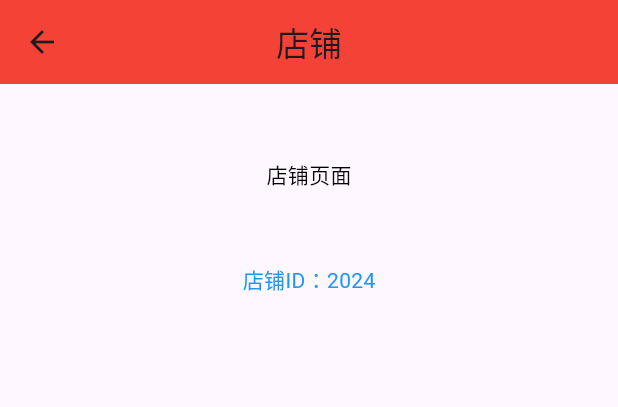
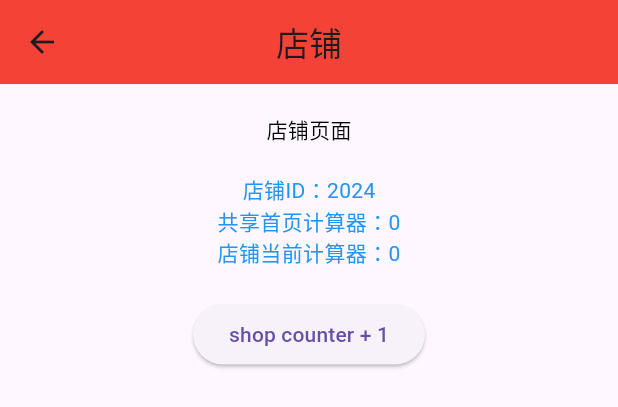
Before and after one commit to developerjet/FlutterGetx, a Flutter app: the UserPage widget shown alone on an empty page, opened directly, after a tap on "Shop路由传值-中间件演示", on a phone screen of 412 x 824 dp. Shown: the top 407 px of the screen. Run offline on Flutter 3.47's test engine with Material 3 defaults, Android fonts, the light colour scheme and no system bars; our stand-ins replace get; missing offline and left inert: dart:ffi.

Commit message:
响应式状态管理和依赖处理；

```diff
--- /dev/null
+++ b/flutter_getx/lib/binding/searchBinding.dart
@@ -0,0 +1,13 @@
+import 'package:flutter/material.dart';
+import 'package:get/get.dart';
+
+import '../controllers/searchGetxPage.dart';
+
+// 实现Bindings的接口
+class SearchControllerBinding implements Bindings {
+  @override
+  void dependencies() {
+    // Shop懒加载
+    Get.lazyPut<SearchGetxController>(() => SearchGetxController());
+  }
+}
--- /dev/null
+++ b/flutter_getx/lib/binding/shopBinding.dart
@@ -0,0 +1,12 @@
+import 'package:flutter/material.dart';
+import 'package:get/get.dart';
+import '../controllers/shopGetxPage.dart';
+
+// 实现Bindings的接口
+class ShopControllerBinding implements Bindings {
+  @override
+  void dependencies() {
+    // Shop懒加载
+    Get.lazyPut<ShopGetxController>(() => ShopGetxController());
+  }
+}
--- /dev/null
+++ b/flutter_getx/lib/controllers/counterPage.dart
@@ -0,0 +1,16 @@
+import 'package:get/get.dart';
+
+class CounterController extends GetxController {
+  // 响应式变量
+  RxInt counter = 0.obs;
+
+  void inc() {
+    counter.value++;
+    update();
+  }
+
+  void dec() {
+    counter.value--;
+    update();
+  }
+}
--- /dev/null
+++ b/flutter_getx/lib/controllers/listDataPage.dart
@@ -0,0 +1,11 @@
+import 'package:get/get.dart';
+
+class ListController extends GetxController {
+  // 响应式变量数组
+  RxList list = [].obs;
+
+  void add(value) {
+    list.add(value);
+    update();
+  }
+}
--- /dev/null
+++ b/flutter_getx/lib/controllers/shopGetxPage.dart
@@ -0,0 +1,38 @@
+import 'package:flutter/material.dart';
+import 'package:get/get.dart';
+
+import 'package:getx_router/controllers/listDataPage.dart';
+import 'package:getx_router/controllers/counterPage.dart';
+
+class ShopGetxController extends GetxController {
+  RxInt counter = 0.obs;
+
+  // 首页、分类计数控制器
+  CounterController counterController = Get.find();
+
+  @override
+  void onInit() {
+    // TODO: implement onInit
+    print("onInit===Shop控制器初始化");
+    super.onInit();
+  }
+
+  @override
+  void onReady() {
+    // TODO: implement onReady
+    print("onReady===Shop控制器加载完成");
+    super.onReady();
+  }
+
+  @override
+  void onClose() {
+    // TODO: implement onClose
+    print("onClose===Shop控制器销毁");
+    super.onClose();
+  }
+
+  void inc() {
+    counter.value++;
+    update();
+  }
+}
--- a/flutter_getx/lib/pages/shop.dart
+++ /dev/null
@@ -1,39 +0,0 @@
-import 'package:flutter/material.dart';
-import 'package:get/get.dart';
-
-class ShopPage extends StatefulWidget {
-  const ShopPage({Key? key}) : super(key: key);
-
-  @override
-  _ShopPageState createState() => _ShopPageState();
-}
-
-class _ShopPageState extends State<ShopPage> {
-  @override
-  void initState() {
-    // TODO: implement initState
-    super.initState();
-
-    //获取上个界面传值
-    print(Get.arguments);
-  }
-
-  @override
-  Widget build(BuildContext context) {
-    return Scaffold(
-      appBar: AppBar(title: Text("店铺"), backgroundColor: Colors.red),
-      body: Center(
-          child: Column(
-        children: [
-          SizedBox(height: 50),
-          Text("店铺页面", style: TextStyle(color: Colors.black)),
-          SizedBox(height: 50),
-          Text(
-            "店铺ID：" + Get.arguments["id"] as String,
-            style: TextStyle(color: Colors.blue),
-          )
-        ],
-      )),
-    );
-  }
-}
--- a/flutter_getx/lib/pages/tabs.dart
+++ b/flutter_getx/lib/pages/tabs.dart
@@ -69,7 +69,6 @@ class _TabsState extends State<Tabs> {
         padding: const EdgeInsets.all(5),
         margin: const EdgeInsets.only(top: 5), //调整FloatingActionButton的位置
         decoration: BoxDecoration(
-          color: Colors.white,
           borderRadius: BorderRadius.circular(30),
         ),
         child: FloatingActionButton(
--- a/flutter_getx/lib/pages/tabs/user.dart
+++ b/flutter_getx/lib/pages/tabs/user.dart
@@ -1,5 +1,6 @@
 import 'package:flutter/material.dart';
 import 'package:get/get.dart';
+import 'package:getx_router/controllers/listDataPage.dart';
 
 class UserPage extends StatefulWidget {
   const UserPage({Key? key}) : super(key: key);
@@ -9,24 +10,47 @@ class UserPage extends StatefulWidget {
 }
 
 class _UserPageState extends State<UserPage> {
+  // 获取List实例
+  ListController listController = Get.find();
+
   @override
   Widget build(BuildContext context) {
     return Center(
         child: Column(
       children: [
-        SizedBox(height: 40),
+        Container(
+          padding: EdgeInsets.all(15),
+          color: Colors.grey,
+          height: 240,
+          child: // 渲染列表
+              Obx(
+            () => ListView.builder(
+              itemCount: listController.list.length,
+              itemBuilder: (context, index) {
+                return ListTile(
+                  title: Text(listController.list[index] + "$index"),
+                  onTap: () {
+                    // Handle item tap
+                    print("Tapped on: ${listController.list[index]}");
+                  },
+                );
+              },
+            ),
+          ),
+        ),
+        SizedBox(height: 20),
         ElevatedButton(
             onPressed: () {
               Get.toNamed("/login");
             },
             child: Text("登录")),
-        SizedBox(height: 40),
+        SizedBox(height: 20),
         ElevatedButton(
             onPressed: () {
               Get.toNamed("/registerFirst");
             },
             child: Text("注册")),
-        SizedBox(height: 40),
+        SizedBox(height: 20),
         ElevatedButton(
             onPressed: () {
               Get.toNamed("/shop", arguments: {"id": "2024"});
--- /dev/null
+++ b/flutter_getx/lib/pages/views/shop.dart
@@ -0,0 +1,44 @@
+import 'package:flutter/material.dart';
+import 'package:get/get.dart';
+import 'package:getx_router/controllers/counterPage.dart';
+import 'package:getx_router/controllers/shopGetxPage.dart';
+
+// GetView底层继承自StatelessWidget
+class ShopPage extends GetView<ShopGetxController> {
+  const ShopPage({super.key});
+
+  @override
+  Widget build(BuildContext context) {
+    return Scaffold(
+      appBar: AppBar(title: Text("店铺"), backgroundColor: Colors.red),
+      body: Center(
+          child: Column(
+        children: [
+          SizedBox(height: 20),
+          Text("店铺页面", style: TextStyle(color: Colors.black)),
+          SizedBox(height: 20),
+          Text(
+            "店铺ID：" + Get.arguments["id"] ?? "" as String,
+            style: TextStyle(color: Colors.blue),
+          ),
+          Obx(() => Text(
+                "共享首页计算器：${controller.counterController.counter.value}",
+                style: TextStyle(color: Colors.blue),
+              )),
+          //Obx内部接收数据变化
+          Obx(() => Text(
+                "店铺当前计算器：${controller.counter.value}",
+                style: TextStyle(color: Colors.blue),
+              )),
+          SizedBox(height: 20),
+          ElevatedButton(
+              onPressed: () {
+                // 当前控制器counter加一
+                controller.inc();
+              },
+              child: Text("shop counter + 1"))
+        ],
+      )),
+    );
+  }
+}
--- a/flutter_getx/lib/routers/routers.dart
+++ b/flutter_getx/lib/routers/routers.dart
@@ -1,13 +1,18 @@
 import 'package:get/get.dart';
 
 import '../pages/tabs.dart';
-import '../pages/shop.dart';
+import '../pages/views/shop.dart';
+import '../pages/views/search.dart';
 import '../pages/user/login.dart';
 import '../pages/user/registerFirst.dart';
 import '../pages/user/registerSecond.dart';
 import '../pages/user/registerThird.dart';
 import '../middlewares/middleware.dart';
-import '../pages/shop.dart';
+import '../controllers/shopGetxPage.dart';
+import '../controllers/searchGetxPage.dart';
+
+import 'package:getx_router/binding/shopBinding.dart';
+import 'package:getx_router/binding/searchBinding.dart';
 
 class AppPage {
   // 路由配置
@@ -17,10 +22,11 @@ class AppPage {
 
     // 去商店
     GetPage(
-        name: "/shop",
-        page: () => const ShopPage(),
-        // middlewares: [AppMiddleWare()]
-        ),
+      name: "/shop",
+      page: () => const ShopPage(),
+      binding: ShopControllerBinding(), //路由绑定
+      //middlewares: [AppMiddleWare()] //路由鉴权
+    ),
 
     // 去登录
     GetPage(name: "/login", page: () => const LoginPage()),
@@ -33,5 +39,12 @@ class AppPage {
 
     // 去注册 - 第三步
     GetPage(name: "/registerThird", page: () => const RegisterThirdPage()),
+
+    // 去搜索界面
+    GetPage(
+        name: "/search",
+        binding: SearchControllerBinding(),
+        page: () => const SearchPage(),
+        transition: Transition.zoom),
   ];
 }
```
Also changed, not shown: flutter_getx/lib/binding/binding.dart (added, +16 -0 lines), flutter_getx/lib/controllers/searchGetxPage.dart (added, +33 -0 lines), flutter_getx/lib/main.dart (+5 -3 lines), flutter_getx/lib/pages/tabs/category.dart (+26 -4 lines), flutter_getx/lib/pages/tabs/home.dart (+17 -5 lines), flutter_getx/lib/pages/tabs/setting.dart (+69 -5 lines), flutter_getx/lib/pages/views/search.dart (added, +46 -0 lines), 1 other file.
